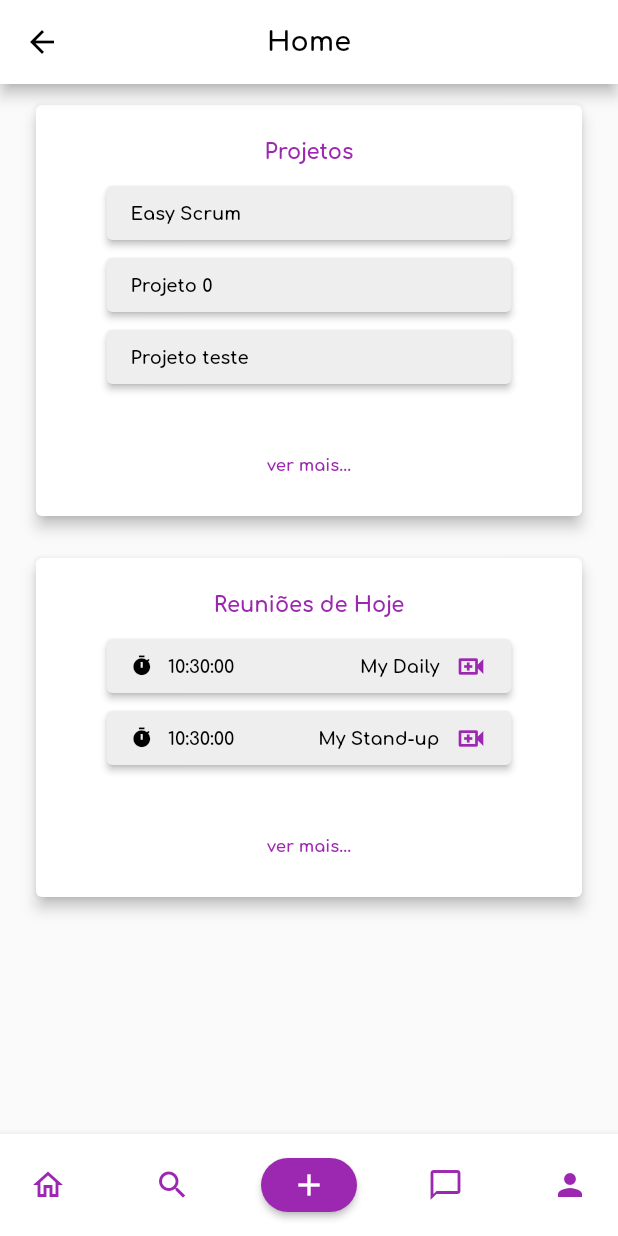
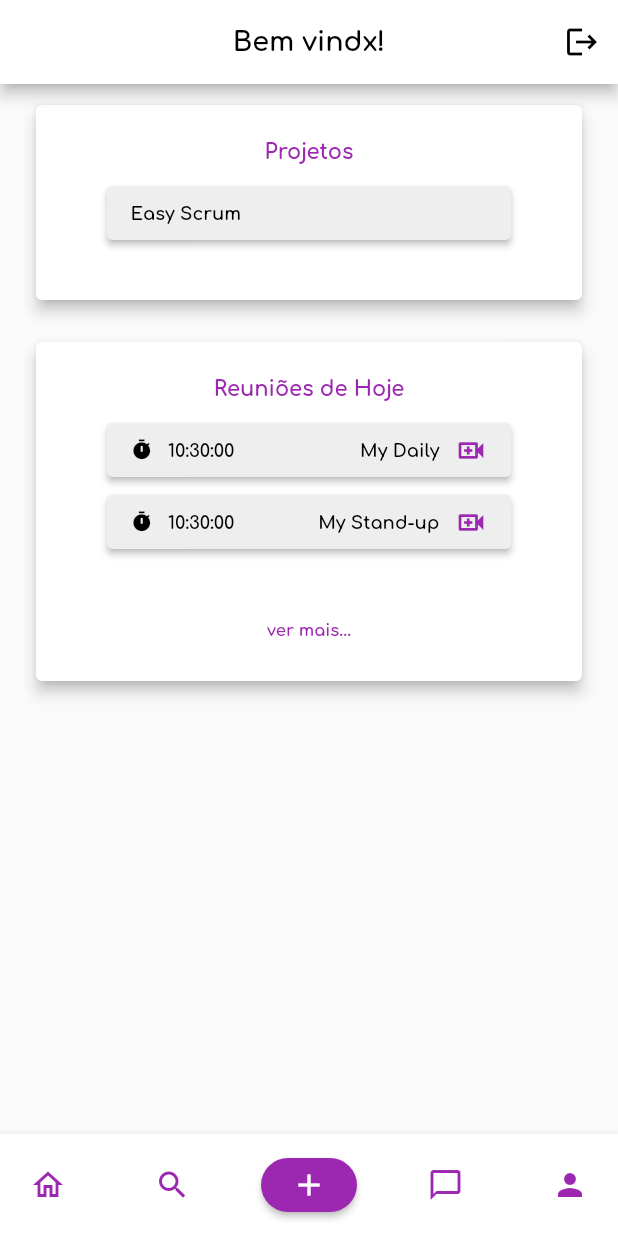
Before and after one commit to Kathamala/easy_scrum, a Flutter app: the HomePage screen opened directly, on a phone screen of 412 x 824 dp. Run offline on Flutter 3.47's test engine with Material 2 defaults, Android fonts, the phone set to English and light mode, and no system bars.

Commit message:
Realiza melhorias no app

```diff
--- a/lib/pages/home.dart
+++ b/lib/pages/home.dart
@@ -1,5 +1,3 @@
-// ignore_for_file: prefer_const_constructors, prefer_const_literals_to_create_immutables, avoid_print
-
 import 'package:flutter/material.dart';
 import 'package:url_launcher/url_launcher.dart';
 import 'package:easy_scrum/components/BottomAppBar.dart';
@@ -20,19 +18,28 @@ class HomePage extends StatefulWidget {
 }
 
 class _HomePageState extends State<HomePage> {
-  //List<Project> projects = new List<Project>;
+  final List<Project> _projects = [];
   final List<Meeting> _meetings = [];
 
-  void _openProject(int projectId) {
-    print("Opening project " + projectId.toString());
+  void _openProject(Project project) {
     Navigator.push(context,
         MaterialPageRoute(builder: (context) => const ProjectDetailsPage()));
   }
 
   void _openMeetings() {
-    Navigator.push(context,
-        MaterialPageRoute(builder: (context) => const MeetingListPage()));
+    Navigator.push(
+      context,
+      MaterialPageRoute(
+        builder: (context) => MeetingListPage(
+          Key(DateTime.now().millisecondsSinceEpoch.toString()),
+          null,
+        ),
+      ),
+    );
   }
+
+  // TO-DO: to integrate
+  Future<void> _logout() async {}
 
   Future<void> _openLink(String link) async {
     Uri url = Uri.parse(link);
@@ -41,114 +48,8 @@ class _HomePageState extends State<HomePage> {
     }
   }
 
-  @override
-  void initState() {
-    super.initState();
-    //load projects...
-    _meetings.add(Meeting(
-        0,
-        'My Daily',
-        'https://meet.google.com/',
-        'Alguma descrição feita',
-        DateTime.now(),
-        Project(1, 'Easy Scrum'),
-        CategoryMeeting(1, 'Daily'),
-        [Person(0, 'Fulano de Tal', '')]));
-    _meetings.add(Meeting(
-        1,
-        'My Stand-up',
-        'https://meet.google.com/',
-        'Alguma descrição feita',
-        DateTime.now(),
-        Project(1, 'Easy Scrum'),
-        CategoryMeeting(2, 'Stand-up'),
-        [Person(0, 'Fulano de Tal', '')]));
-  }
-
-  @override
-  Widget build(BuildContext context) {
-    final cardProjetos = Card(
-        elevation: 4.0,
-        child: SizedBox(
-          width: double.infinity,
-          child: Column(
-              mainAxisAlignment: MainAxisAlignment.spaceBetween,
-              children: [
-                Padding(
-                  padding: const EdgeInsets.fromLTRB(8, 24, 8, 8),
-                  child: Text("Projetos",
-                      style: TextStyle(
-                          color: AppColors.primaryPurple,
-                          fontSize: 14,
-                          fontWeight: FontWeight.bold)),
-                ),
-                Column(
-                  children: [
-                    //projects
-                    ElevatedButton(
-                      style: ElevatedButton.styleFrom(
-                          backgroundColor: AppColors.secondaryGrey,
-                          fixedSize: Size(270, 20)),
-                      onPressed: () {
-                        _openProject(1);
-                      },
-                      child: Align(
-                        alignment: Alignment.centerLeft,
-                        child: Text("Easy Scrum",
-                            style: TextStyle(
-                                color: AppColors.black,
-                                fontSize: 12,
-                                fontWeight: FontWeight.bold)),
-                      ),
-                    ),
-                    ElevatedButton(
-                      style: ElevatedButton.styleFrom(
-                          backgroundColor: AppColors.secondaryGrey,
-                          fixedSize: Size(270, 20)),
-                      onPressed: () {
-                        _openProject(1);
-                      },
-                      child: Align(
-                        alignment: Alignment.centerLeft,
-                        child: Text("Projeto 0",
-                            style: TextStyle(
-                                color: AppColors.black,
-                                fontSize: 12,
-                                fontWeight: FontWeight.bold)),
-                      ),
-                    ),
-                    ElevatedButton(
-                      style: ElevatedButton.styleFrom(
-                          backgroundColor: AppColors.secondaryGrey,
-                          fixedSize: Size(270, 20)),
-                      onPressed: () {
-                        _openProject(1);
-                      },
-                      child: Align(
-                        alignment: Alignment.centerLeft,
-                        child: Text("Projeto teste",
-                            style: TextStyle(
-                                color: AppColors.black,
-                                fontSize: 12,
-                                fontWeight: FontWeight.bold)),
-                      ),
-                    ),
-                  ],
-                ),
-                Padding(
-                  padding: const EdgeInsets.fromLTRB(8, 24, 8, 10),
-                  child: TextButton(
-                      child: Text("ver mais...",
-                          style: TextStyle(
-                              color: AppColors.primaryPurple,
-                              fontSize: 11,
-                              fontWeight: FontWeight.bold)),
-                      onPressed: () {}),
-                ),
-              ]),
-        ));
-
-    final meetingCard = Card(
+  Widget _getProjects() {
+    return Card(
       elevation: 4.0,
       child: SizedBox(
         width: double.infinity,
@@ -158,7 +59,59 @@ class _HomePageState extends State<HomePage> {
               Padding(
                 padding: const EdgeInsets.fromLTRB(8, 24, 8, 8),
                 child: Text(
-                    "Reuniões de Hoje",
+                  'Projetos',
+                  style: TextStyle(
+                    color: AppColors.primaryPurple,
+                    fontSize: 14,
+                    fontWeight: FontWeight.bold,
+                  ),
+                ),
+              ),
+              Column(
+                children: [
+                  for (var item in _projects)
+                    ElevatedButton(
+                      style: ElevatedButton.styleFrom(
+                        backgroundColor: AppColors.secondaryGrey,
+                        fixedSize: const Size(270, 20),
+                      ),
+                      onPressed: () {
+                        _openProject(item);
+                      },
+                      child: Align(
+                        alignment: Alignment.centerLeft,
+                        child: Text(
+                          item.getName(),
+                          style: TextStyle(
+                            color: AppColors.black,
+                            fontSize: 12,
+                            fontWeight: FontWeight.bold,
+                          ),
+                        ),
+                      ),
+                    ),
+                ],
+              ),
+              const Padding(
+                padding: EdgeInsets.fromLTRB(8, 24, 8, 10),
+              ),
+            ]),
+      ),
+    );
+  }
+
+  Widget _getMeetings() {
+    return Card(
+      elevation: 4.0,
+      child: SizedBox(
+        width: double.infinity,
+        child: Column(
+          mainAxisAlignment: MainAxisAlignment.spaceBetween,
+          children: [
+            Padding(
+              padding: const EdgeInsets.fromLTRB(8, 24, 8, 8),
+              child: Text(
+                'Reuniões de Hoje',
                 style: TextStyle(
                   color: AppColors.primaryPurple,
                   fontSize: 14,
@@ -172,7 +125,7 @@ class _HomePageState extends State<HomePage> {
                   ElevatedButton(
                     style: ElevatedButton.styleFrom(
                       backgroundColor: AppColors.secondaryGrey,
-                          fixedSize: Size(270, 20),
+                      fixedSize: const Size(270, 20),
                     ),
                     onPressed: () {
                       _openLink(item.getLink());
@@ -182,7 +135,7 @@ class _HomePageState extends State<HomePage> {
                       children: [
                         Row(
                           children: [
-                                Icon(
+                            const Icon(
                               Icons.timer,
                               size: 15,
                             ),
@@ -227,42 +180,98 @@ class _HomePageState extends State<HomePage> {
             Padding(
               padding: const EdgeInsets.fromLTRB(8, 24, 8, 10),
               child: TextButton(
-                      child: Text("ver mais...",
+                child: Text(
+                  'ver mais...',
                   style: TextStyle(
                     color: AppColors.primaryPurple,
                     fontSize: 11,
-                              fontWeight: FontWeight.bold)),
+                    fontWeight: FontWeight.bold,
+                  ),
+                ),
                 onPressed: () {
                   _openMeetings();
-                      }),
+                },
               ),
-              ]),
-        ));
+            ),
+          ],
+        ),
+      ),
+    );
+  }
 
+  List<Widget> _getActions() {
+    return [
+      IconButton(
+        icon: const Icon(Icons.logout),
+        tooltip: 'Sair',
+        onPressed: _logout,
+      ),
+    ];
+  }
+
+  @override
+  void initState() {
+    super.initState();
+    _projects.add(
+      Project(1, 'Easy Scrum'),
+    );
+    _meetings.add(
+      Meeting(
+        0,
+        'My Daily',
+        'https://meet.google.com/',
+        'Alguma descrição feita',
+        DateTime.now(),
+        Project(1, 'Easy Scrum'),
+        CategoryMeeting(1, 'Daily'),
+        [Person(0, 'Fulano de Tal', '')],
+      ),
+    );
+    _meetings.add(
+      Meeting(
+        1,
+        'My Stand-up',
+        'https://meet.google.com/',
+        'Alguma descrição feita',
+        DateTime.now(),
+        Project(1, 'Easy Scrum'),
+        CategoryMeeting(2, 'Stand-up'),
+        [Person(0, 'Fulano de Tal', '')],
+      ),
+    );
+  }
+
+  @override
+  Widget build(BuildContext context) {
     return Scaffold(
       appBar: AppBar(
         backgroundColor: AppColors.white,
-          title: const Text("Home",
+        automaticallyImplyLeading: false,
+        title: Text(
+          'Bem vindx!',
           style: TextStyle(
-                  color: Colors.black,
+            color: AppColors.black,
             fontSize: 18,
-                  fontWeight: FontWeight.bold)),
+            fontWeight: FontWeight.bold,
+          ),
+        ),
         centerTitle: true,
+        actions: _getActions(),
       ),
-        bottomNavigationBar: BottomAppBarEasyScrum(),
+      bottomNavigationBar: const BottomAppBarEasyScrum(),
       body: SingleChildScrollView(
         child: Container(
-            padding: EdgeInsets.fromLTRB(20, 10, 20, 10),
+          padding: const EdgeInsets.fromLTRB(20, 10, 20, 10),
           child: Column(
             crossAxisAlignment: CrossAxisAlignment.center,
             children: [
-                  cardProjetos,
-                  SizedBox(
-                    height: 20,
+              _getProjects(),
+              const SizedBox(height: 20),
+              _getMeetings(),
+            ],
           ),
-                  meetingCard,
-                ]),
         ),
-        ));
+      ),
+    );
   }
 }
--- a/lib/pages/meeting/meeting-detalis.dart
+++ b/lib/pages/meeting/meeting-detalis.dart
@@ -146,6 +146,7 @@ class _MeetingDetailsPageState extends State<MeetingDetailsPage> {
                         textAlign: TextAlign.left,
                         style: const TextStyle(
                           fontSize: 14.0,
+                          fontWeight: FontWeight.bold,
                         ),
                       ),
                       Text(
@@ -153,7 +154,6 @@ class _MeetingDetailsPageState extends State<MeetingDetailsPage> {
                         textAlign: TextAlign.left,
                         style: const TextStyle(
                           fontSize: 14.0,
-                          fontWeight: FontWeight.bold,
                         ),
                       ),
                     ],
--- a/lib/pages/meeting/meeting-list.dart
+++ b/lib/pages/meeting/meeting-list.dart
@@ -12,7 +12,9 @@ import 'package:easy_scrum/pages/meeting/meeting.dart';
 import 'package:easy_scrum/pages/meeting/meeting-detalis.dart';
 
 class MeetingListPage extends StatefulWidget {
-  const MeetingListPage({Key? key}) : super(key: key);
+  final Project? _project;
+
+  const MeetingListPage(Key key, this._project) : super(key: key);
 
   @override
   State<MeetingListPage> createState() => _MeetingListPageState();
--- a/lib/pages/project/project-details.dart
+++ b/lib/pages/project/project-details.dart
@@ -2,6 +2,8 @@
 import 'package:easy_scrum/design/colors.dart';
 import 'package:easy_scrum/components/TopAppBar.dart';
 import 'package:easy_scrum/components/BottomAppBar.dart';
+import 'package:easy_scrum/models/project.dart';
+import 'package:easy_scrum/pages/meeting/meeting-list.dart';
 import 'package:easy_scrum/pages/project/project-edit.dart';
 import 'package:easy_scrum/pages/project/project-members.dart';
 import 'package:flutter/material.dart';
@@ -29,6 +31,18 @@ class _ProjectDetailsPageState extends State<ProjectDetailsPage> {
   Future<void> _remove() async {
     Navigator.of(context).pop();
     Navigator.of(context).pop();
+  }
+
+  void _openMeetings(Project project) {
+    Navigator.push(
+      context,
+      MaterialPageRoute(
+        builder: (context) => MeetingListPage(
+          Key(DateTime.now().millisecondsSinceEpoch.toString()),
+          project,
+        ),
+      ),
+    );
   }
 
   void _showDeleteDialog() {
@@ -198,10 +212,7 @@ class _ProjectDetailsPageState extends State<ProjectDetailsPage> {
                           backgroundColor: AppColors.secondaryGrey,
                           fixedSize: Size(242, 20)),
                       onPressed: () {
-                        /*Navigator.push(
-                            context,
-                            MaterialPageRoute(
-                                builder: (context) => const ProjectMeetingsPage()));*/
+                        _openMeetings(Project(1, 'Easy Scrum'));
                       },
                       child: Row(children: [
                         Icon(
```
Lines whose indentation alone changed are shown as unchanged.
